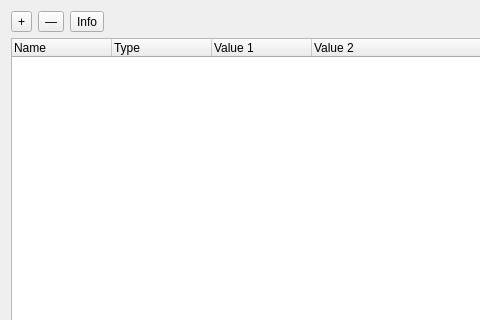
The window that src/LongQtMain/pvarmenu.ui (hundlab/LongQt) describes before a commit, drawn with Qt 5; both pictures show x 0 to 480 and y 0 to 320 of the 681 by 440 pixel window.
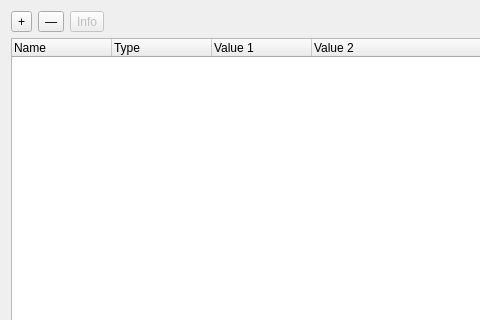
The same window after the commit.

```diff
--- a/src/LongQtMain/pvarmenu.ui
+++ b/src/LongQtMain/pvarmenu.ui
@@ -32,6 +32,9 @@
      </item>
      <item>
       <widget class="QToolButton" name="infoButton">
+       <property name="enabled">
+        <bool>false</bool>
+       </property>
        <property name="text">
         <string>Info</string>
        </property>
```
